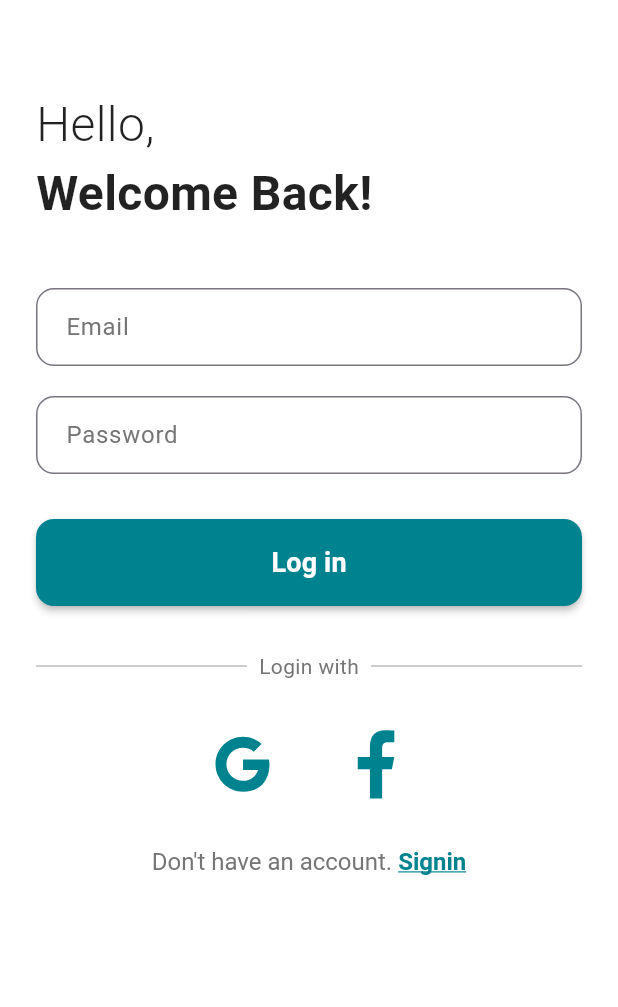
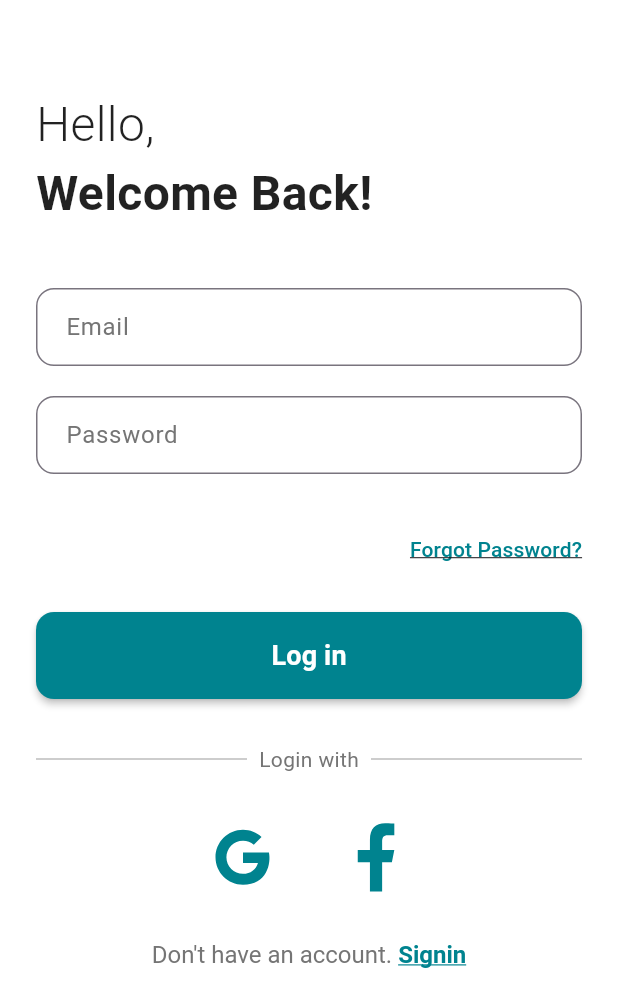
Before and after one commit to AshaniTH/Vet_Assist, a Flutter app: the LoginScreen screen opened by its route, on a phone screen of 412 x 824 dp. Shown: the top 1007 px of the screen. Run offline on Flutter 3.47's test engine with Material 3 defaults, Android fonts, the phone set to English and light mode, and no system bars; our stand-ins replace flutter_svg.

Commit message:
frogot password link create

```diff
--- a/lib/login.dart
+++ b/lib/login.dart
@@ -89,6 +89,29 @@ class LoginScreen extends StatelessWidget {
               ),
               const SizedBox(height: 30),
 
+              // Forgot Password Link
+              Align(
+                alignment: Alignment.centerRight,
+                child: TextButton(
+                  onPressed: () {
+                    // Handle forgot password
+                    Navigator.pushNamed(context, '/forgot-password');
+                  },
+                  style: TextButton.styleFrom(
+                    padding: EdgeInsets.zero,
+                    tapTargetSize: MaterialTapTargetSize.shrinkWrap,
+                  ),
+                  child: Text(
+                    'Forgot Password?',
+                    style: TextStyle(
+                      color: primaryColor,
+                      fontSize: 14,
+                      decoration: TextDecoration.underline,
+                    ),
+                  ),
+                ),
+              ),
+              const SizedBox(height: 22), // Adjusted space after the link
               // Log In Button
               SizedBox(
                 width: double.infinity,
```
